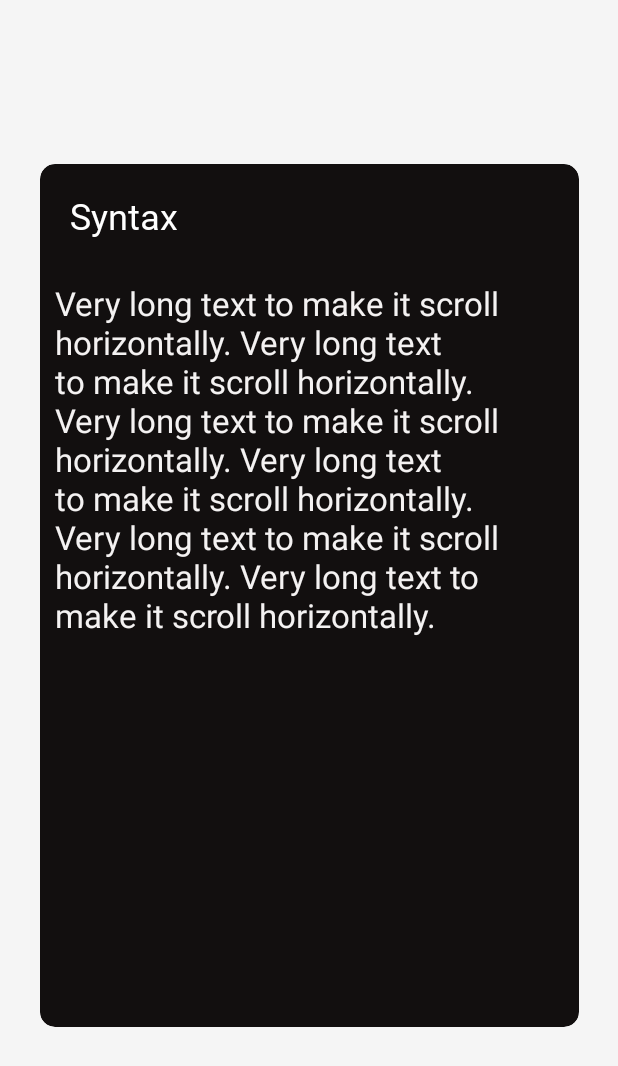
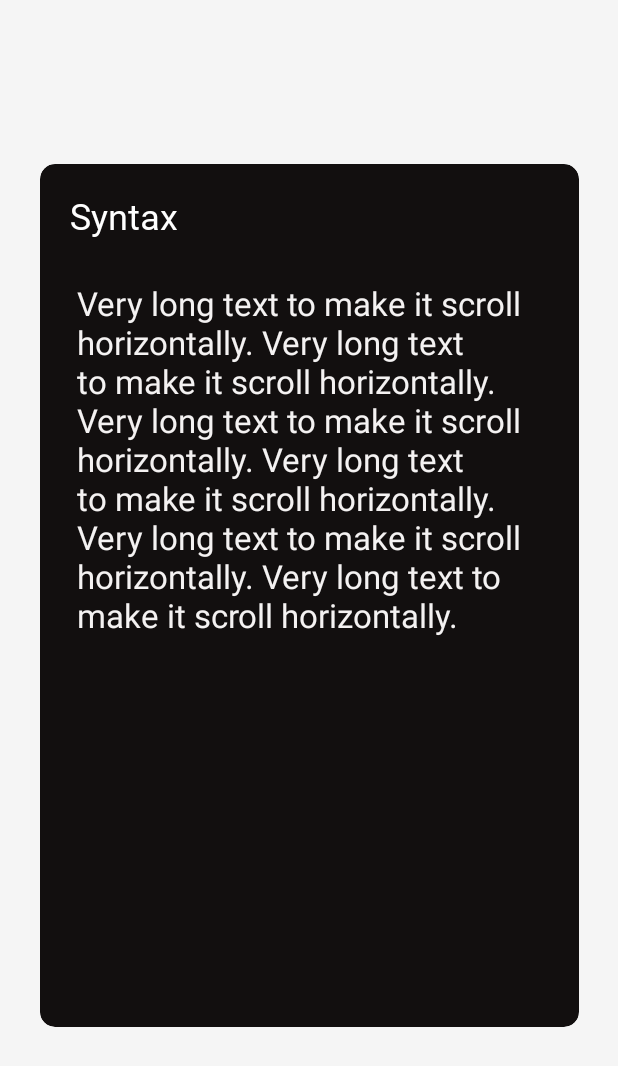
Before and after one commit to centSadili/Dev-Avi-App, an Android app: the layout fragment_and_syntax.xml on its own in the app's theme, with its tools: preview values and no code run, on a phone screen of 412 x 824 dp. Shown: the top 1066 px of the screen. Run offline under Robolectric (Android 15) with nearby library versions, the phone set to English and light mode, and no system bars; Roboto replaces fonts that are not available here.

Commit message:
ganoon parin yan sa main activity and myadapter tas sa fragment and syntax binaba

```diff
--- a/app/src/main/java/com/example/design/MyAdapter.java
+++ b/app/src/main/java/com/example/design/MyAdapter.java
@@ -14,6 +14,7 @@ import androidx.recyclerview.widget.RecyclerView;
 import java.util.ArrayList;
 
 public class MyAdapter extends RecyclerView.Adapter<MyAdapter.MyViewHolder>  {
+
     private Context context;
     private ArrayList<String> word;
     private ArrayList<String> category; // Added category ArrayList<String>
@@ -80,6 +81,7 @@ public class MyAdapter extends RecyclerView.Adapter<MyAdapter.MyViewHolder>  {
             word.addAll(filteredList); // Add all elements from the filtered list
         }else{
             word.addAll(filteredList);
+
         }
         // Notify adapter about data change
         notifyDataSetChanged();
--- a/app/src/main/res/layout/fragment_and_syntax.xml
+++ b/app/src/main/res/layout/fragment_and_syntax.xml
@@ -44,8 +44,8 @@
 
             <androidx.core.widget.NestedScrollView
                 android:id="@+id/horizontalScrollView"
-                android:layout_width="356dp"
-                android:layout_height="341dp"
+                android:layout_width="326dp"
+                android:layout_height="469dp"
                 android:layout_marginTop="12dp"
                 android:fillViewport="true"
                 app:layout_constraintEnd_toEndOf="parent"
```
Also changed, not shown: app/src/main/java/com/example/design/MainActivity2.java (+11 -3 lines).
